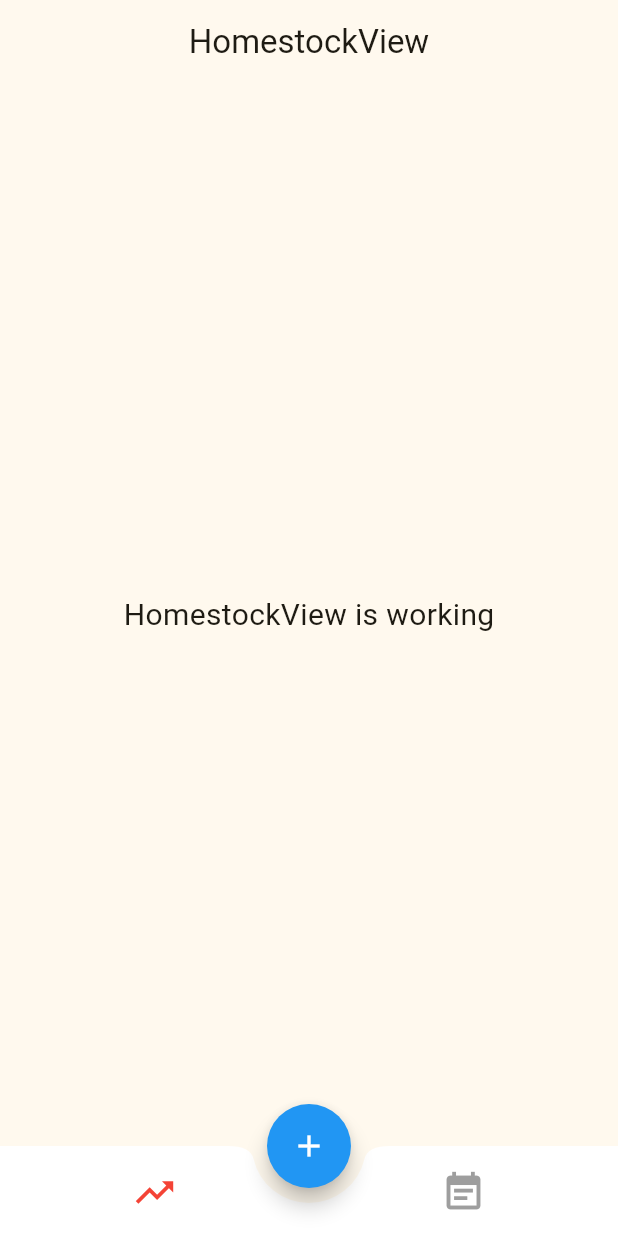
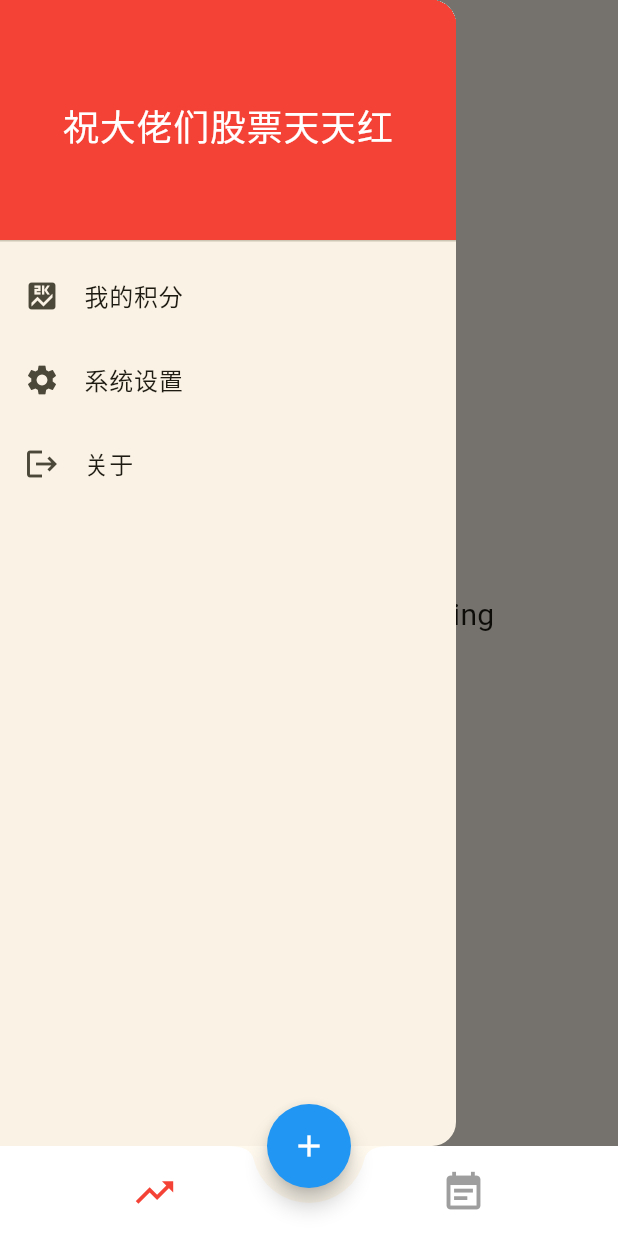
Before and after one commit to wscqs/stock_notes, a Flutter app: the screen it shows after launch, with the side drawer open (before the commit the screen has no drawer), on a phone screen of 412 x 824 dp. Run offline on Flutter 3.47's test engine with Material 3 defaults, Android fonts, the phone set to English and light mode, and no system bars; our stand-ins replace connectivity_plus, convert, device_info_plus, dio, flutter_screenutil, flutter_slidable and 6 more; missing offline and left inert: encrypt, flutter_inappwebview.

Commit message:
设置了抽屉

```diff
--- a/lib/app/modules/homestock/views/homestock_view.dart
+++ b/lib/app/modules/homestock/views/homestock_view.dart
@@ -1,7 +1,7 @@
 import 'package:flutter/material.dart';
-
 import 'package:get/get.dart';
 
+import '../../somewidget/homedrawer_page/view.dart';
 import '../controllers/homestock_controller.dart';
 
 class HomestockView extends GetView<HomestockController> {
@@ -13,6 +13,7 @@ class HomestockView extends GetView<HomestockController> {
         title: const Text('HomestockView'),
         centerTitle: true,
       ),
+      drawer: HomedrawerPage(),
       body: const Center(
         child: Text(
           'HomestockView is working',
--- /dev/null
+++ b/lib/app/modules/somewidget/homedrawer_page/vc.dart
@@ -0,0 +1,18 @@
+import 'package:get/get.dart';
+
+class HomedrawerVC extends GetxController {
+  @override
+  void onInit() {
+    super.onInit();
+  }
+
+  @override
+  void onReady() {
+    super.onReady();
+  }
+
+  @override
+  void onClose() {
+    super.onClose();
+  }
+}
--- /dev/null
+++ b/lib/app/modules/somewidget/homedrawer_page/view.dart
@@ -0,0 +1,50 @@
+import 'package:flutter/material.dart';
+import 'package:get/get.dart';
+
+import 'vc.dart';
+
+class HomedrawerPage extends StatelessWidget {
+  HomedrawerPage({Key? key}) : super(key: key);
+
+  final HomedrawerVC vc = Get.put(HomedrawerVC());
+
+  @override
+  Widget build(BuildContext context) {
+    return Drawer(
+      child: ListView(
+        padding: EdgeInsets.zero,
+        children: const <Widget>[
+          DrawerHeader(
+            decoration: BoxDecoration(
+              color: Colors.red,
+            ),
+            child: Column(
+              mainAxisAlignment: MainAxisAlignment.center,
+              children: [
+                Text(
+                  "祝大佬们股票天天红",
+                  style: TextStyle(
+                    color: Colors.white,
+                    fontSize: 24,
+                  ),
+                ),
+              ],
+            ),
+          ),
+          ListTile(
+            leading: Icon(Icons.score),
+            title: Text('我的积分'),
+          ),
+          ListTile(
+            leading: Icon(Icons.settings),
+            title: Text('系统设置'),
+          ),
+          ListTile(
+            leading: Icon(Icons.logout),
+            title: Text('关于'),
+          ),
+        ],
+      ),
+    );
+  }
+}
```
